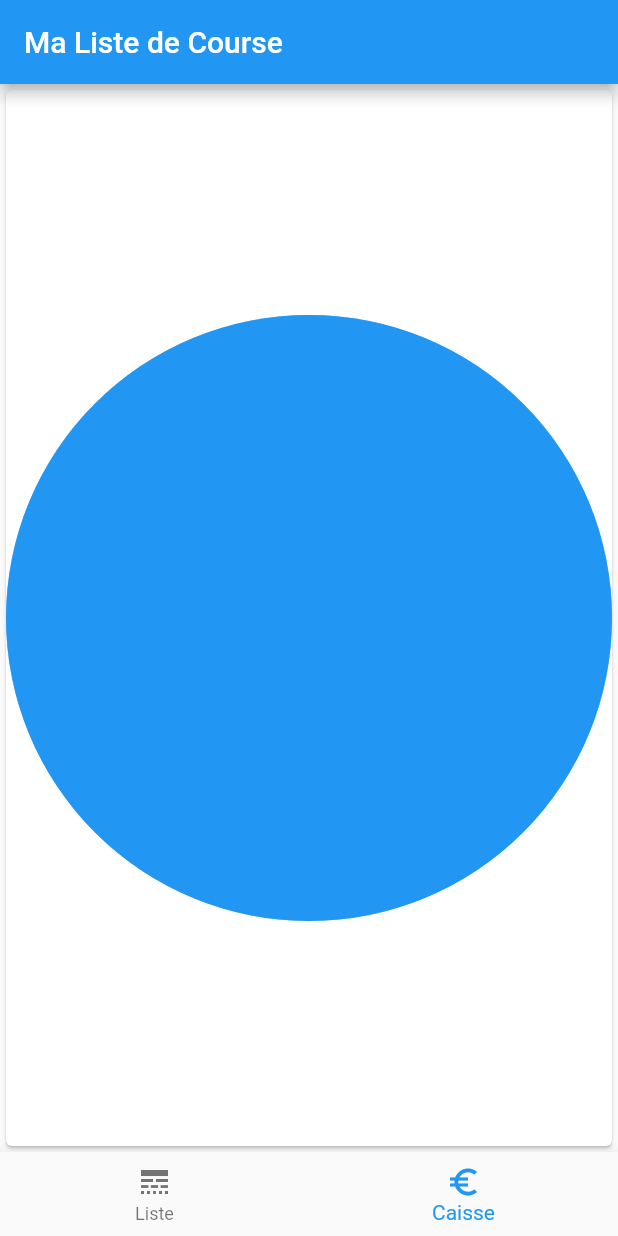
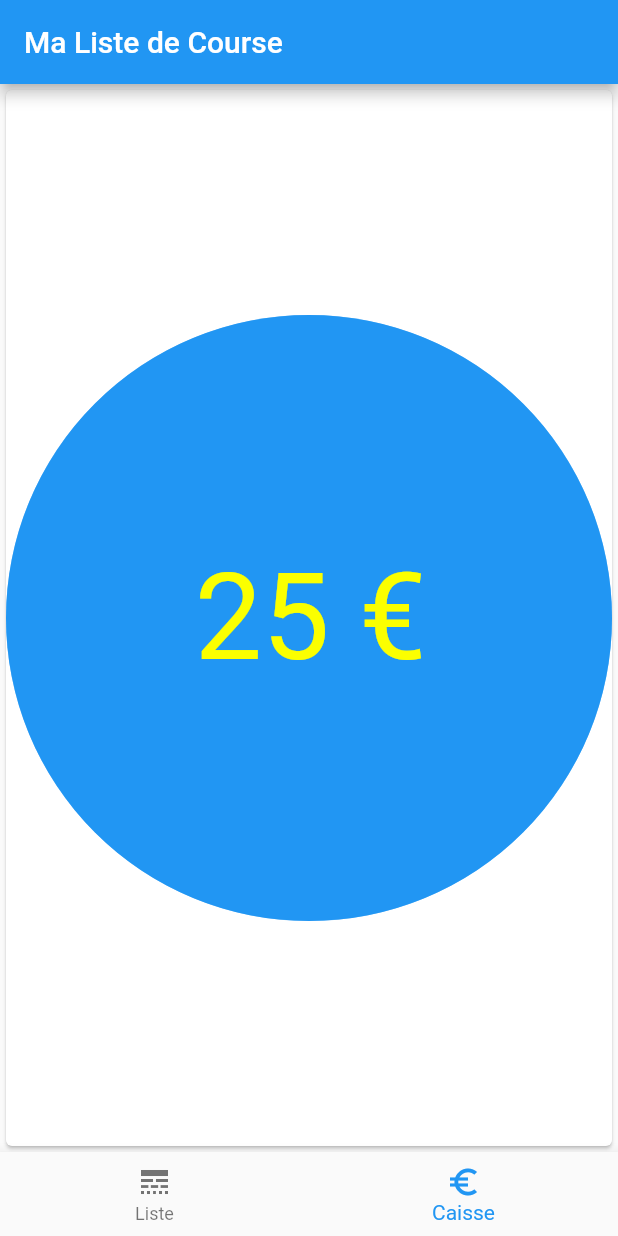
Before and after one commit to LudovicGendre/list-course, a Flutter app: the screen it shows after launch, item 2 of the bottom bar chosen, on a phone screen of 412 x 824 dp. Run offline on Flutter 3.47's test engine with Material 2 defaults, Android fonts, the phone set to English and light mode, and no system bars.

Commit message:
Ajout Total in cirle

```diff
--- a/lib/placeholder_widget.dart
+++ b/lib/placeholder_widget.dart
@@ -24,6 +24,14 @@ class PlaceholderWidget extends StatelessWidget {
               shape: BoxShape.circle,
             ),
           ),
+          new Container(
+              alignment: new FractionalOffset(0.6, 0.5),
+              child: new Text('25 €  ',
+                  style: new TextStyle(
+                    fontSize: 80.0,
+                    fontFamily: 'Roboto',
+                    color: new Color.fromRGBO(251, 255, 0, 1),
+                  ))),
         ],
       ),
     );
```
